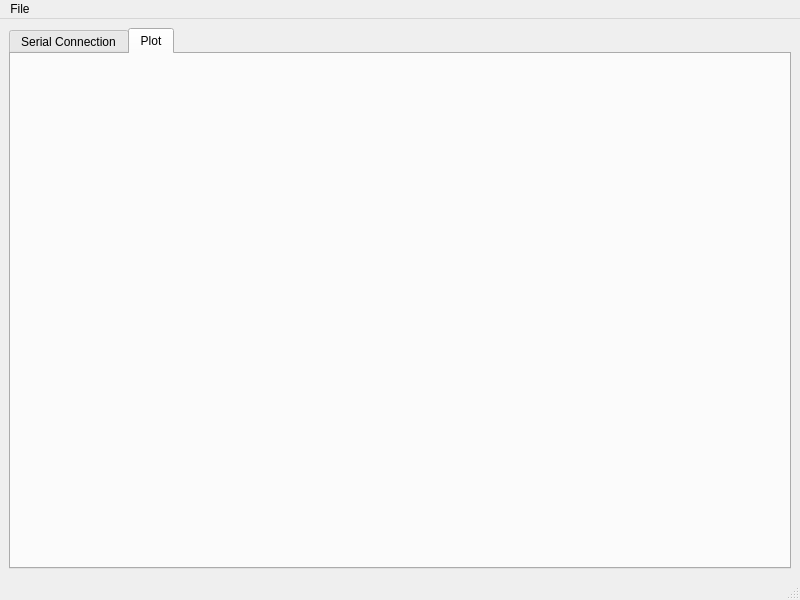
This is gui.ui in zoran-grujic/CTL200-Controller as Qt 5 draws it before an edit. The edited form follows.
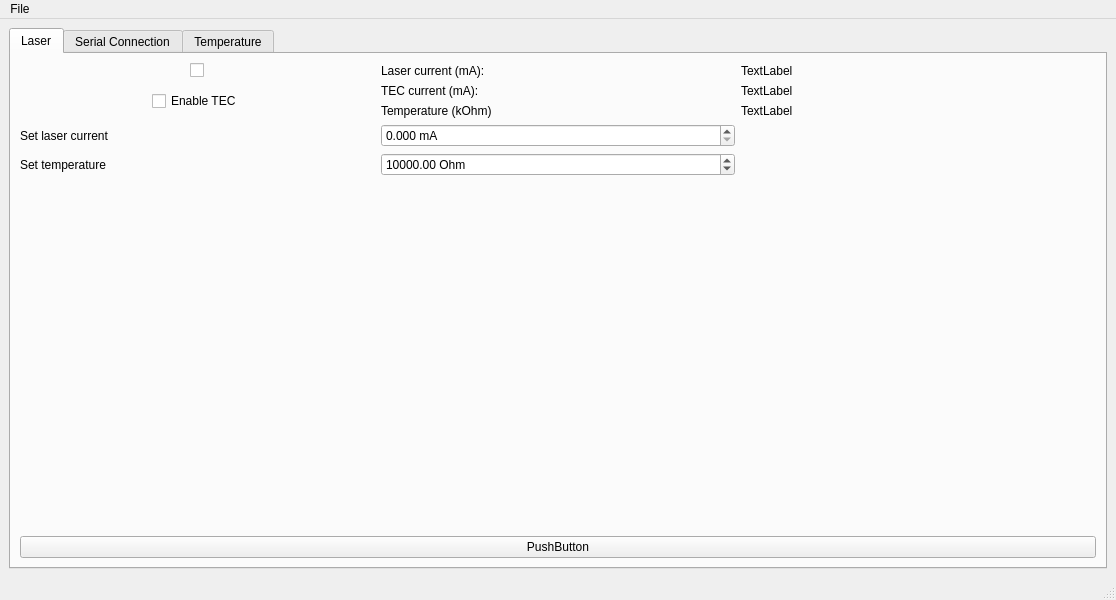
This is the edited form. The open tabs and pages were chosen to show the change.

```diff
--- a/gui.ui
+++ b/gui.ui
@@ -6,7 +6,7 @@
    <rect>
     <x>0</x>
     <y>0</y>
-    <width>800</width>
+    <width>1116</width>
     <height>600</height>
    </rect>
   </property>
@@ -20,6 +20,147 @@
       <property name="currentIndex">
        <number>0</number>
       </property>
+      <widget class="QWidget" name="tabLaserControll">
+       <attribute name="title">
+        <string>Laser</string>
+       </attribute>
+       <layout class="QVBoxLayout" name="verticalLayout">
+        <item>
+         <layout class="QGridLayout" name="gridLayout_2">
+          <item row="1" column="0" alignment="Qt::AlignHCenter">
+           <widget class="QCheckBox" name="checkBox_TECEnable">
+            <property name="text">
+             <string>Enable TEC</string>
+            </property>
+           </widget>
+          </item>
+          <item row="0" column="1">
+           <widget class="QLabel" name="label_2">
+            <property name="text">
+             <string>Laser current (mA):</string>
+            </property>
+           </widget>
+          </item>
+          <item row="0" column="0" alignment="Qt::AlignHCenter">
+           <widget class="QCheckBox" name="checkBox_LaserEnable">
+            <property name="toolTip">
+             <string>Enable laser output</string>
+            </property>
+            <property name="text">
+             <string/>
+            </property>
+           </widget>
+          </item>
+          <item row="0" column="2">
+           <widget class="QLabel" name="label_LaserCurrent_mA">
+            <property name="text">
+             <string>TextLabel</string>
+            </property>
+           </widget>
+          </item>
+          <item row="1" column="1">
+           <layout class="QGridLayout" name="gridLayout_3">
+            <item row="0" column="0">
+             <widget class="QLabel" name="label">
+              <property name="text">
+               <string>TEC current (mA):</string>
+              </property>
+             </widget>
+            </item>
+            <item row="1" column="0">
+             <widget class="QLabel" name="label_3">
+              <property name="text">
+               <string>Temperature (kOhm)</string>
+              </property>
+             </widget>
+            </item>
+           </layout>
+          </item>
+          <item row="1" column="2">
+           <layout class="QGridLayout" name="gridLayout_4">
+            <item row="0" column="0">
+             <widget class="QLabel" name="label_TECCurrent_mA">
+              <property name="text">
+               <string>TextLabel</string>
+              </property>
+             </widget>
+            </item>
+            <item row="1" column="0">
+             <widget class="QLabel" name="label_thermistorR">
+              <property name="text">
+               <string>TextLabel</string>
+              </property>
+             </widget>
+            </item>
+           </layout>
+          </item>
+          <item row="2" column="1">
+           <widget class="QDoubleSpinBox" name="doubleSpinBox_LaserCurrent">
+            <property name="suffix">
+             <string> mA</string>
+            </property>
+            <property name="decimals">
+             <number>3</number>
+            </property>
+            <property name="maximum">
+             <double>200.000000000000000</double>
+            </property>
+            <property name="singleStep">
+             <double>0.100000000000000</double>
+            </property>
+           </widget>
+          </item>
+          <item row="3" column="1">
+           <widget class="QDoubleSpinBox" name="doubleSpinBox_SetTemperature">
+            <property name="suffix">
+             <string> Ohm</string>
+            </property>
+            <property name="maximum">
+             <double>15000.000000000000000</double>
+            </property>
+            <property name="value">
+             <double>10000.000000000000000</double>
+            </property>
+           </widget>
+          </item>
+          <item row="2" column="0">
+           <widget class="QLabel" name="label_4">
+            <property name="text">
+             <string>Set laser current</string>
+            </property>
+           </widget>
+          </item>
+          <item row="3" column="0">
+           <widget class="QLabel" name="label_5">
+            <property name="text">
+             <string>Set temperature</string>
+            </property>
+           </widget>
+          </item>
+         </layout>
+        </item>
+        <item>
+         <spacer name="verticalSpacer_2">
+          <property name="orientation">
+           <enum>Qt::Vertical</enum>
+          </property>
+          <property name="sizeHint" stdset="0">
+           <size>
+            <width>20</width>
+            <height>40</height>
+           </size>
+          </property>
+         </spacer>
+        </item>
+        <item>
+         <widget class="QPushButton" name="pushButton">
+          <property name="text">
+           <string>PushButton</string>
+          </property>
+         </widget>
+        </item>
+       </layout>
+      </widget>
       <widget class="QWidget" name="tab_serial">
        <attribute name="title">
         <string>Serial Connection</string>
@@ -77,18 +218,120 @@
       </widget>
       <widget class="QWidget" name="tab_plot">
        <attribute name="title">
-        <string>Plot</string>
+        <string>Temperature</string>
        </attribute>
        <layout class="QVBoxLayout" name="verticalLayout_3">
         <item>
-         <widget class="QWidget" name="PlotPlaceholder" native="true">
-          <property name="sizePolicy">
-           <sizepolicy hsizetype="Preferred" vsizetype="Expanding">
-            <horstretch>0</horstretch>
-            <verstretch>0</verstretch>
-           </sizepolicy>
-          </property>
-         </widget>
+         <layout class="QHBoxLayout" name="horizontalLayout_2">
+          <item>
+           <layout class="QGridLayout" name="gridLayout_5">
+            <item row="1" column="0">
+             <widget class="QLabel" name="label_7">
+              <property name="text">
+               <string>P</string>
+              </property>
+             </widget>
+            </item>
+            <item row="3" column="0">
+             <widget class="QLabel" name="label_9">
+              <property name="text">
+               <string>D</string>
+              </property>
+             </widget>
+            </item>
+            <item row="2" column="0">
+             <widget class="QLabel" name="label_8">
+              <property name="text">
+               <string>I</string>
+              </property>
+             </widget>
+            </item>
+            <item row="1" column="1">
+             <widget class="QDoubleSpinBox" name="doubleSpinBox_P">
+              <property name="decimals">
+               <number>9</number>
+              </property>
+              <property name="singleStep">
+               <double>0.000001000000000</double>
+              </property>
+             </widget>
+            </item>
+            <item row="2" column="1">
+             <widget class="QDoubleSpinBox" name="doubleSpinBox_I">
+              <property name="decimals">
+               <number>9</number>
+              </property>
+              <property name="singleStep">
+               <double>0.000001000000000</double>
+              </property>
+             </widget>
+            </item>
+            <item row="3" column="1">
+             <widget class="QDoubleSpinBox" name="doubleSpinBox_D">
+              <property name="decimals">
+               <number>9</number>
+              </property>
+              <property name="singleStep">
+               <double>0.000001000000000</double>
+              </property>
+             </widget>
+            </item>
+            <item row="0" column="0">
+             <widget class="QLabel" name="label_6">
+              <property name="text">
+               <string>Temperature</string>
+              </property>
+             </widget>
+            </item>
+            <item row="5" column="0">
+             <spacer name="verticalSpacer_3">
+              <property name="orientation">
+               <enum>Qt::Vertical</enum>
+              </property>
+              <property name="sizeHint" stdset="0">
+               <size>
+                <width>20</width>
+                <height>40</height>
+               </size>
+              </property>
+             </spacer>
+            </item>
+            <item row="0" column="1">
+             <widget class="QDoubleSpinBox" name="doubleSpinBox_SetTemperature_2">
+              <property name="suffix">
+               <string> Ohm</string>
+              </property>
+              <property name="maximum">
+               <double>15000.000000000000000</double>
+              </property>
+              <property name="singleStep">
+               <double>0.100000000000000</double>
+              </property>
+              <property name="value">
+               <double>10000.000000000000000</double>
+              </property>
+             </widget>
+            </item>
+            <item row="4" column="1">
+             <widget class="QPushButton" name="pushButton_SaveSettings">
+              <property name="text">
+               <string>Save settings</string>
+              </property>
+             </widget>
+            </item>
+           </layout>
+          </item>
+          <item>
+           <widget class="QWidget" name="PlotPlaceholder" native="true">
+            <property name="sizePolicy">
+             <sizepolicy hsizetype="Preferred" vsizetype="Expanding">
+              <horstretch>0</horstretch>
+              <verstretch>0</verstretch>
+             </sizepolicy>
+            </property>
+           </widget>
+          </item>
+         </layout>
         </item>
        </layout>
       </widget>
@@ -101,8 +344,8 @@
     <rect>
      <x>0</x>
      <y>0</y>
-     <width>800</width>
-     <height>21</height>
+     <width>1116</width>
+     <height>26</height>
     </rect>
    </property>
    <widget class="QMenu" name="menuFile">
```
Left out of the diff: 40 changed lines with no effect on the pictures.
